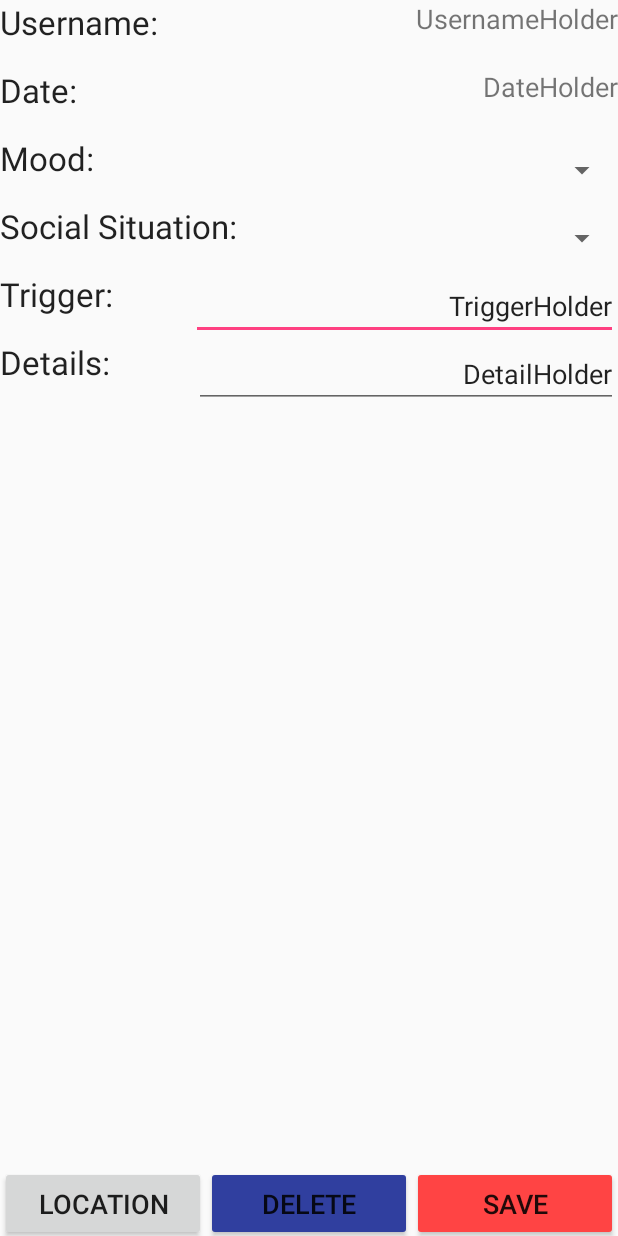
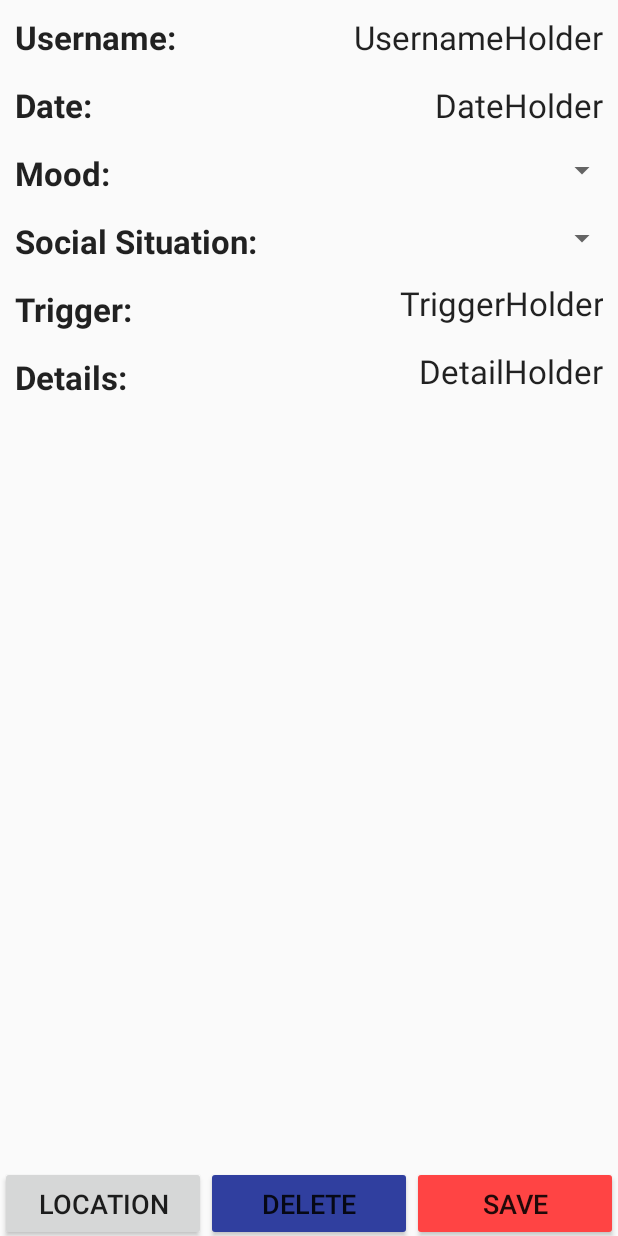
Before and after one commit to CMPUT301W17T16/Andromeda, an Android app: the layout activity_view_user.xml on its own in the app's theme, with its tools: preview values and no code run, on a phone screen of 412 x 824 dp. Run offline under Robolectric (Android 15) with nearby library versions, the phone set to English and light mode, and no system bars.

Commit message:
Changed the xmls

```diff
--- a/app/src/main/java/ca/ualberta/andromeda/AddMoodActivity.java
+++ b/app/src/main/java/ca/ualberta/andromeda/AddMoodActivity.java
@@ -185,6 +185,7 @@ public class AddMoodActivity extends AndromedaActivity {
     }
 
     // Adding Image
+//    http://stackoverflow.com/questions/2507898/how-to-pick-an-image-from-gallery-sd-card-for-my-app
     public void PictureHolder(View v){
         imageConfigureButton();
         Intent photoPickerIntent = new Intent(Intent.ACTION_PICK);
--- a/app/src/main/java/ca/ualberta/andromeda/ViewMoodActivity.java
+++ b/app/src/main/java/ca/ualberta/andromeda/ViewMoodActivity.java
@@ -56,6 +56,7 @@ public abstract class ViewMoodActivity extends AndromedaActivity {
 
         SocialSpinner.setSelection(getIndex(SocialSpinner, mood.getSocialSituation()));
 
+        http://stackoverflow.com/questions/2217753/changing-background-color-of-listview-items-on-android
         BackgroundColor.setBackgroundColor(mood.getEmotion().getColor());
 
         PictureHolder.setImageURI(mood.getImage());
--- a/app/src/main/res/layout/activity_view_user.xml
+++ b/app/src/main/res/layout/activity_view_user.xml
@@ -15,19 +15,22 @@
         android:weightSum="1">
 
         <TextView
-            android:id="@+id/textView4"
+            android:id="@+id/Username"
             android:layout_width="127dp"
             android:layout_height="match_parent"
+            android:padding="10dp"
             android:text="Username:"
-            android:textAppearance="@android:style/TextAppearance.Large" />
+            android:textAppearance="@android:style/TextAppearance.Large"
+            android:textStyle="bold" />
 
         <TextView
             android:id="@+id/UsernameHolder"
             android:layout_width="match_parent"
             android:layout_height="match_parent"
+            android:padding="10dp"
             android:text="UsernameHolder"
-            android:textAlignment="viewEnd"
-            android:textSize="18sp" />
+            android:textAlignment="textEnd"
+            android:textAppearance="@android:style/TextAppearance.Large" />
     </LinearLayout>
 
     <LinearLayout
@@ -40,17 +43,20 @@
             android:layout_width="125dp"
             android:layout_height="match_parent"
             android:layout_weight="0"
+            android:padding="10dp"
             android:text="Date: "
-            android:textAppearance="@android:style/TextAppearance.Large" />
+            android:textAppearance="@android:style/TextAppearance.Large"
+            android:textStyle="bold" />
 
         <TextView
             android:id="@+id/DateHolder"
             android:layout_width="match_parent"
             android:layout_height="match_parent"
             android:layout_weight="0"
+            android:padding="10dp"
             android:text="DateHolder"
             android:textAlignment="textEnd"
-            android:textSize="18sp" />
+            android:textAppearance="@android:style/TextAppearance.Large" />
 
     </LinearLayout>
 
@@ -64,17 +70,20 @@
             android:layout_width="125dp"
             android:layout_height="match_parent"
             android:layout_weight="0"
+            android:padding="10dp"
             android:text="Mood: "
-            android:textAppearance="@android:style/TextAppearance.Large" />
+            android:textAppearance="@android:style/TextAppearance.Large"
+            android:textStyle="bold" />
 
         <Spinner
             android:id="@+id/MoodSpinner"
             android:layout_width="match_parent"
             android:layout_height="match_parent"
             android:layout_weight="0"
+            android:padding="10dp"
             android:text="MoodHolder"
             android:textAlignment="textEnd"
-            android:textSize="18sp" />
+            android:textSize="22sp" />
 
     </LinearLayout>
 
@@ -88,17 +97,20 @@
             android:id="@+id/SocialSit"
             android:layout_width="wrap_content"
             android:layout_height="match_parent"
+            android:padding="10dp"
             android:text="Social Situation:"
-            android:textAppearance="@android:style/TextAppearance.Large" />
+            android:textAppearance="@android:style/TextAppearance.Large"
+            android:textStyle="bold" />
 
         <Spinner
             android:id="@+id/SocialSitSpinner"
             android:layout_width="match_parent"
             android:layout_height="match_parent"
             android:layout_weight="1"
+            android:padding="10dp"
             android:text="SitHolder"
             android:textAlignment="textEnd"
-            android:textSize="18sp" />
+            android:textSize="22sp" />
 
     </LinearLayout>
 
@@ -112,17 +124,24 @@
             android:id="@+id/Trigger"
             android:layout_width="127dp"
             android:layout_height="match_parent"
+            android:paddingLeft="10dp"
+            android:paddingStart="10dp"
+            android:paddingTop="10dp"
             android:text="Trigger: "
-            android:textAppearance="@android:style/TextAppearance.Large" />
+            android:textAppearance="@android:style/TextAppearance.Large"
+            android:textStyle="bold" />
 
         <EditText
             android:id="@+id/TriggerHolder"
             android:layout_width="match_parent"
             android:layout_height="match_parent"
             android:layout_weight="1"
+            android:background="@android:color/transparent"
+            android:fontFamily="none"
+            android:padding="10dp"
             android:text="TriggerHolder"
             android:textAlignment="textEnd"
-            android:textSize="18sp" />
+            android:textAppearance="@android:style/TextAppearance.Large" />
 
     </LinearLayout>
 
@@ -135,17 +154,22 @@
             android:id="@+id/Details"
             android:layout_width="129dp"
             android:layout_height="match_parent"
+            android:padding="10dp"
             android:text="Details: "
-            android:textAppearance="@android:style/TextAppearance.Large" />
+            android:textAppearance="@android:style/TextAppearance.Large"
+            android:textStyle="bold" />
 
         <EditText
             android:id="@+id/DetailHolder"
             android:layout_width="match_parent"
             android:layout_height="match_parent"
             android:layout_weight="0.02"
+            android:background="@android:color/transparent"
+            android:fontFamily="none"
+            android:padding="10dp"
             android:text="DetailHolder"
             android:textAlignment="textEnd"
-            android:textSize="18sp" />
+            android:textAppearance="@android:style/TextAppearance.Large" />
 
     </LinearLayout>
 
@@ -154,6 +178,9 @@
         android:layout_width="match_parent"
         android:layout_height="165dp"
         android:layout_weight="1.01"
+        android:paddingLeft="10dp"
+        android:paddingStart="10dp"
+        android:paddingTop="10dp"
         app:srcCompat="@android:color/transparent" />
 
     <LinearLayout
@@ -172,6 +199,7 @@
             android:textSize="18sp" />
 
         <Button
+            android:id="@+id/DeleteButton"
             android:layout_width="match_parent"
             android:layout_height="match_parent"
             android:layout_weight="2"
@@ -181,6 +209,7 @@
             android:textSize="18sp" />
 
         <Button
+            android:id="@+id/SaveButton"
             android:layout_width="match_parent"
             android:layout_height="match_parent"
             android:layout_weight="2"
```
Also changed, not shown: app/src/main/java/ca/ualberta/andromeda/Emotion.java (+16 -8 lines), app/src/main/res/layout/activity_add_mood.xml (+50 -17 lines), app/src/main/res/layout/activity_view_friend.xml (+39 -13 lines).
